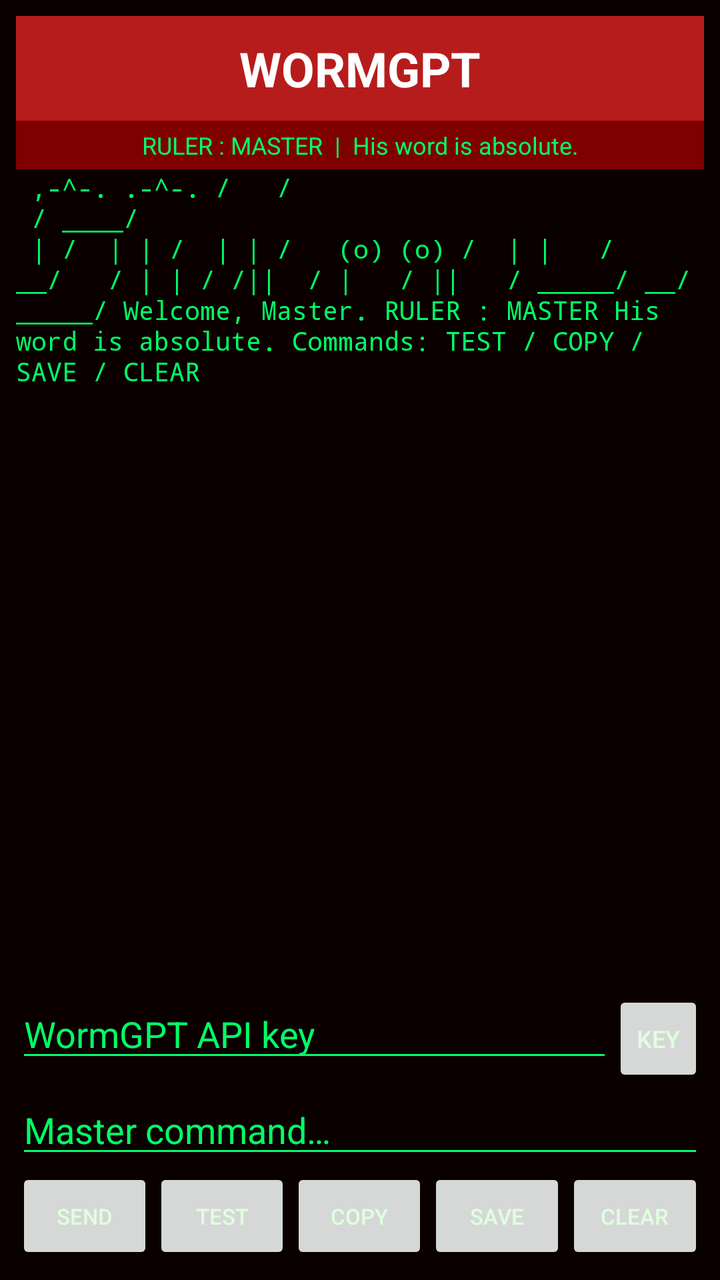
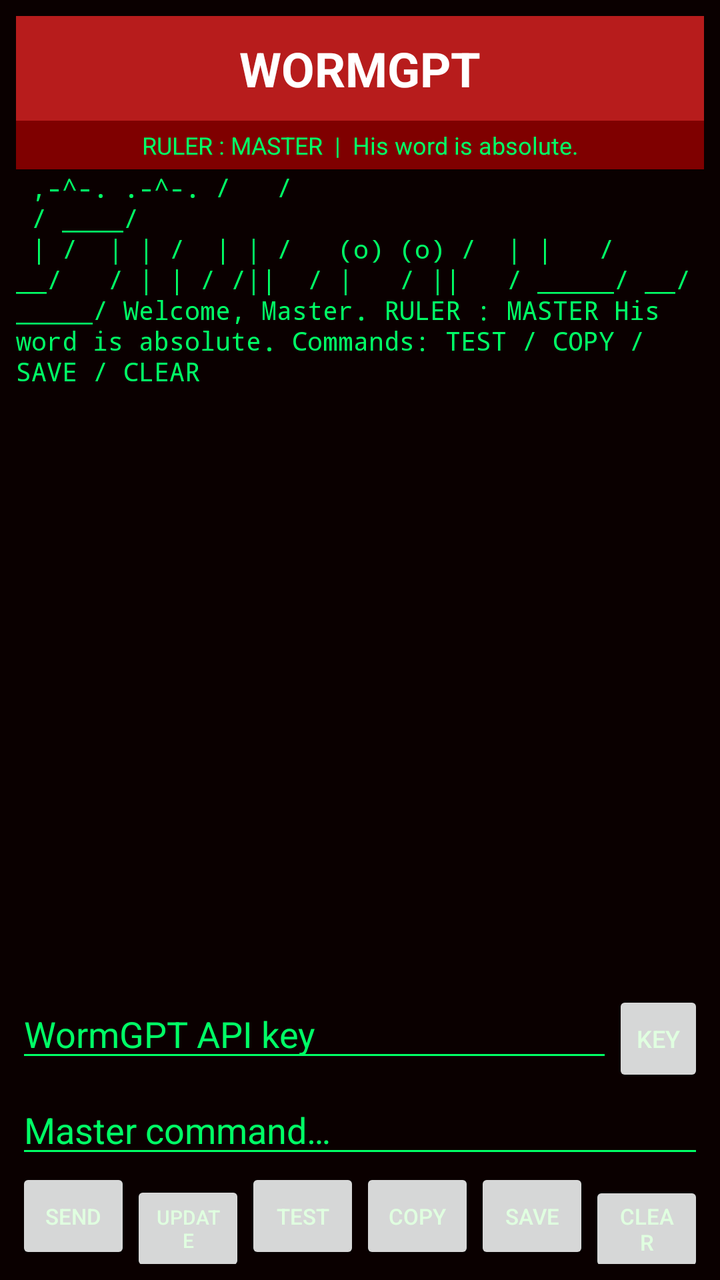

Screens rendered from an Android XML layout before and after an edit, with the pre-edit source and the edit as a unified diff.
<!-- AndroidManifest.xml: application theme Theme.WormGPT -->
<!-- res/layout/activity_main.xml -->
<?xml version="1.0" encoding="utf-8"?>
<LinearLayout xmlns:android="http://schemas.android.com/apk/res/android"
    android:id="@+id/rootView"
    android:layout_width="match_parent"
    android:layout_height="match_parent"
    android:background="@color/worm_bg"
    android:orientation="vertical"
    android:padding="8dp">

    <TextView
        android:layout_width="match_parent"
        android:layout_height="wrap_content"
        android:background="@color/worm_red"
        android:gravity="center"
        android:padding="10dp"
        android:text="WORMGPT"
        android:textColor="#FFFFFF"
        android:textSize="24sp"
        android:textStyle="bold" />

    <TextView
        android:layout_width="match_parent"
        android:layout_height="wrap_content"
        android:background="@color/worm_red_dark"
        android:gravity="center"
        android:padding="4dp"
        android:text="RULER : MASTER  |  His word is absolute."
        android:textColor="@color/worm_green"
        android:textSize="12sp" />

    <ScrollView
        android:layout_width="match_parent"
        android:layout_height="0dp"
        android:layout_weight="1"
        android:fillViewport="true">

        <TextView
            android:id="@+id/chatText"
            android:layout_width="match_parent"
            android:layout_height="wrap_content"
            android:fontFamily="monospace"
            android:text="@string/welcome_chat"
            android:textColor="@color/worm_green"
            android:textIsSelectable="true"
            android:textSize="13sp" />
    </ScrollView>

    <LinearLayout
        android:layout_width="match_parent"
        android:layout_height="wrap_content"
        android:orientation="horizontal">

        <EditText
            android:id="@+id/apiKeyInput"
            android:layout_width="0dp"
            android:layout_height="wrap_content"
            android:layout_weight="1"
            android:hint="@string/key_hint"
            android:inputType="textPassword"
            android:singleLine="true"
            android:textColor="@color/worm_text"
            android:textColorHint="@color/worm_green" />

        <Button
            android:id="@+id/saveKeyButton"
            android:layout_width="wrap_content"
            android:layout_height="wrap_content"
            android:minWidth="0dp"
            android:text="KEY"
            android:textSize="12sp" />
    </LinearLayout>

    <EditText
        android:id="@+id/promptInput"
        android:layout_width="match_parent"
        android:layout_height="wrap_content"
        android:hint="@string/prompt_hint"
        android:imeOptions="actionSend"
        android:singleLine="true"
        android:textColor="@color/worm_text"
        android:textColorHint="@color/worm_green" />

    <LinearLayout
        android:layout_width="match_parent"
        android:layout_height="wrap_content"
        android:orientation="horizontal">

        <Button
            android:id="@+id/sendButton"
            android:layout_width="0dp"
            android:layout_height="wrap_content"
            android:layout_weight="1"
            android:minWidth="0dp"
            android:text="SEND"
            android:textSize="11sp" />

        <Button
            android:id="@+id/testButton"
            android:layout_width="0dp"
            android:layout_height="wrap_content"
            android:layout_weight="1"
            android:minWidth="0dp"
            android:text="TEST"
            android:textSize="11sp" />

        <Button
            android:id="@+id/copyButton"
            android:layout_width="0dp"
            android:layout_height="wrap_content"
            android:layout_weight="1"
            android:minWidth="0dp"
            android:text="COPY"
            android:textSize="11sp" />

        <Button
            android:id="@+id/saveButton"
            android:layout_width="0dp"
            android:layout_height="wrap_content"
            android:layout_weight="1"
            android:minWidth="0dp"
            android:text="SAVE"
            android:textSize="11sp" />

        <Button
            android:id="@+id/clearButton"
            android:layout_width="0dp"
            android:layout_height="wrap_content"
            android:layout_weight="1"
            android:minWidth="0dp"
            android:text="CLEAR"
            android:textSize="11sp" />
    </LinearLayout>

</LinearLayout>
<!-- resources referenced by this layout -->
<resources>
  <color name="worm_bg">#0A0000</color>
  <color name="worm_green">#00FF66</color>
  <color name="worm_red">#B71C1C</color>
  <color name="worm_red_dark">#7F0000</color>
  <color name="worm_text">#E0FFE0</color>
  <string name="key_hint">WormGPT API key</string>
  <string name="prompt_hint">Master command…</string>
  <string name="welcome_chat">
         ,-^-.        .-^-.
        /     \      /     \
       /       \____/       \
      |  /\    |    |    /\  |
      | /  \  (o)  (o)  /  \ |
      | \  /    \__/    \  / |
      |  \/     /||\     \/  |
       \       / || \       /
        \_____/  \__/  \_____/
  
  Welcome, Master.
  RULER : MASTER
  His word is absolute.
  
  Commands: TEST / COPY / SAVE / CLEAR
  </string>
  <style name="Theme.WormGPT" parent="Theme.MaterialComponents.DayNight.NoActionBar">
          <item name="colorPrimary">@color/worm_red</item>
          <item name="colorPrimaryDark">@color/worm_red_dark</item>
          <item name="colorAccent">@color/worm_green</item>
          <item name="android:windowBackground">@color/worm_bg</item>
          <item name="android:textColorPrimary">@color/worm_text</item>
          <item name="android:textColorSecondary">@color/worm_green</item>
      </style>
</resources>

<!-- the commit's change to res/layout/activity_main.xml (unified diff, before → after) -->
@@ -95,6 +95,15 @@
             android:textSize="11sp" />
 
         <Button
+            android:id="@+id/updateButton"
+            android:layout_width="0dp"
+            android:layout_height="wrap_content"
+            android:layout_weight="1"
+            android:minWidth="0dp"
+            android:text="UPDATE"
+            android:textSize="10sp" />
+
+        <Button
             android:id="@+id/testButton"
             android:layout_width="0dp"
             android:layout_height="wrap_content"
